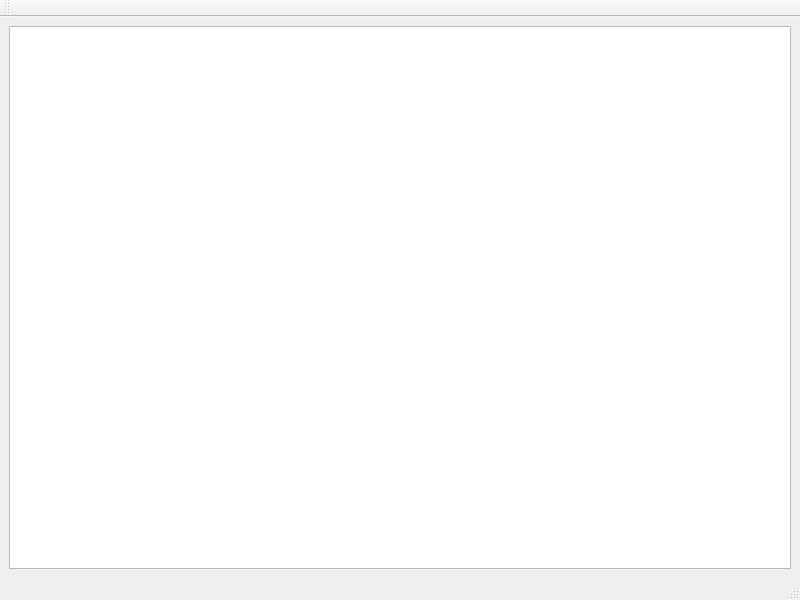
This is src/mainwindow.ui in Joker2770/2DMainTone as Qt 5 draws it before an edit. The edited form follows.
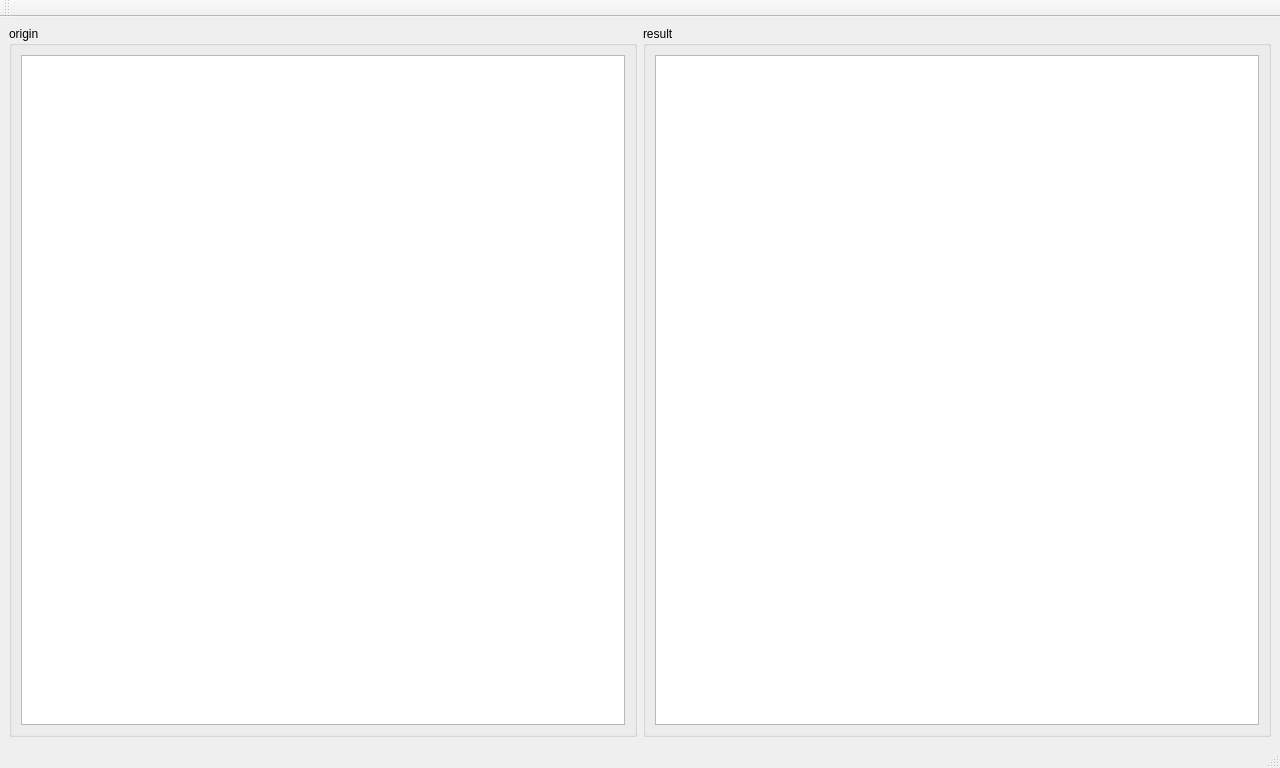
This is the edited form.

Commit message: fix: complete base function :construction:

Patch:
```diff
--- a/src/mainwindow.ui
+++ b/src/mainwindow.ui
@@ -6,8 +6,8 @@
    <rect>
     <x>0</x>
     <y>0</y>
-    <width>800</width>
-    <height>600</height>
+    <width>1280</width>
+    <height>768</height>
    </rect>
   </property>
   <property name="windowTitle">
@@ -18,7 +18,28 @@
     <item row="0" column="0">
      <layout class="QGridLayout" name="gridLayout">
       <item row="0" column="0">
-       <widget class="QGraphicsView" name="graphicsView"/>
+       <widget class="QGroupBox" name="groupBox">
+        <property name="title">
+         <string>origin</string>
+        </property>
+        <layout class="QHBoxLayout" name="horizontalLayout_2">
+         <item>
+          <widget class="QGraphicsView" name="graphicsView"/>
+         </item>
+        </layout>
+       </widget>
+      </item>
+      <item row="0" column="1">
+       <widget class="QGroupBox" name="groupBox_2">
+        <property name="title">
+         <string>result</string>
+        </property>
+        <layout class="QHBoxLayout" name="horizontalLayout">
+         <item>
+          <widget class="QGraphicsView" name="graphicsView_2"/>
+         </item>
+        </layout>
+       </widget>
       </item>
      </layout>
     </item>
```
Left out of the diff: 2 changed lines with no effect on the pictures. The commit also changes 2 other files.
